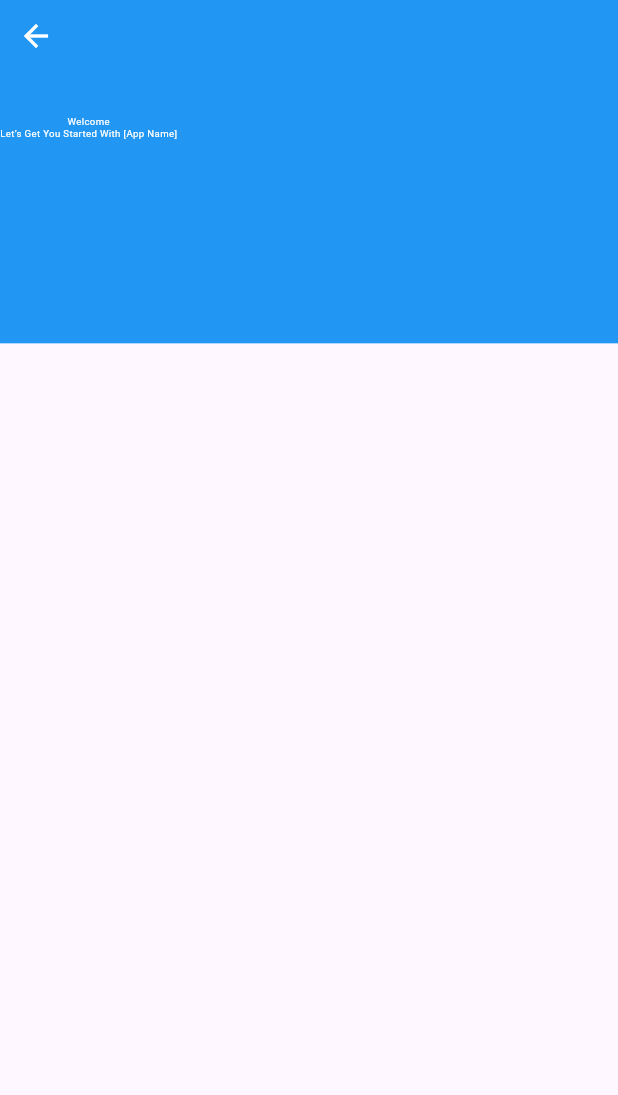
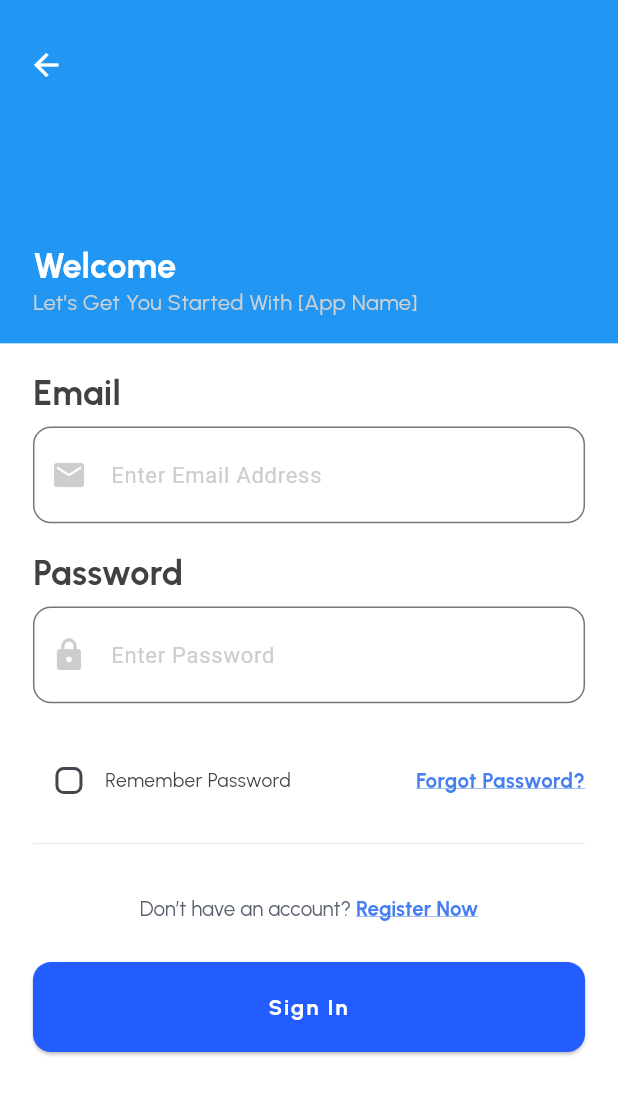
Before and after one commit to nhattruong02/FClubs, a Flutter app: the screen it shows after launch, after a tap on the "arrow back" icon, on a phone screen of 412 x 824 dp. Shown: the top 1095 px of the screen. Run offline on Flutter 3.47's test engine with Material 3 defaults, Android fonts, the phone set to English and light mode, and no system bars; our stand-ins replace flutter_screenutil, google_fonts.

Commit message:
+ header, title_and_text_field ~ sign_in

```diff
--- a/lib/ui/sign_in/sign_in_using_password_page.dart
+++ b/lib/ui/sign_in/sign_in_using_password_page.dart
@@ -1,5 +1,11 @@
+import 'package:fclubs/utils/app/widgets/common_button.dart';
+import 'package:fclubs/utils/app/widgets/common_header.dart';
 import 'package:flutter/material.dart';
 import 'package:flutter_screenutil/flutter_screenutil.dart';
+import 'package:google_fonts/google_fonts.dart';
+
+import '../../utils/app/colors.dart';
+import '../../utils/app/widgets/common_title_and_text_field.dart';
 
 class SignInUsingPasswordPage extends StatelessWidget {
   const SignInUsingPasswordPage({super.key});
@@ -8,37 +14,17 @@ class SignInUsingPasswordPage extends StatelessWidget {
   Widget build(BuildContext context) {
     return SafeArea(
       child: Scaffold(
-        body: Container(
-          width: double.infinity,
-          height: 500.r,
-          color: Colors.blue,
-          child: Stack(
-            children: [_buildButtonBack(), buildTextAndTitleWelcome()],
-          ),
-        ),
-      ),
+          backgroundColor: AppColors.white,
+          body: Column(
+            children: [
+              CommonHeader.header(
+                  textTitle: "Welcome",
+                  textContent: "Let’s Get You Started With [App Name]"),
+              const SignInForm(),
+            ],
+          )),
     );
   }
-}
-
-Widget _buildButtonBack() {
-  return IconButton(
-    onPressed: () {},
-    icon: const Icon(Icons.arrow_back),
-    color: Colors.white,
-  );
-}
-
-Widget buildTextAndTitleWelcome() {
-  return Container(
-    margin: EdgeInsets.only(top: 77),
-    child: Column(
-      children: [
-        Text("Welcome"),
-        Text("Let’s Get You Started With [App Name]")
-      ],
-    ),
-  );
 }
 
 class SignInForm extends StatefulWidget {
@@ -49,8 +35,105 @@ class SignInForm extends StatefulWidget {
 }
 
 class _SignInFormState extends State<SignInForm> {
+  final _emailTextController = TextEditingController();
+  final _passWordTextController = TextEditingController();
   @override
   Widget build(BuildContext context) {
-    return const Placeholder();
+    return Container(
+      margin: const EdgeInsets.symmetric(horizontal: 48).w,
+      child: Column(
+        crossAxisAlignment: CrossAxisAlignment.start,
+        children: [
+          42.verticalSpace,
+          CommonTitleAndTextField.titleAndTextField(
+              title: "Email",
+              controller: _emailTextController,
+              hintText: "Enter Email Address",
+              preIcon: Icons.email),
+          42.verticalSpace,
+          CommonTitleAndTextField.titleAndTextField(
+              title: "Password",
+              controller: _passWordTextController,
+              hintText: "Enter Password",
+              preIcon: Icons.lock),
+          60.verticalSpace,
+          _buildRememberAndForgotPassWord(),
+          22.verticalSpace,
+          const Divider(
+            color: Color(0xFFEEEEEE),
+            indent: 0,
+            endIndent: 0,
+          ),
+          60.verticalSpace,
+          _buildTextAndRegisterNow(),
+          60.verticalSpace,
+          CommonButton.buttonElevated(textButton: "Sign In")
+        ],
+      ),
+    );
   }
 }
+
+Widget _buildRememberAndForgotPassWord() {
+  return Row(
+    mainAxisAlignment: MainAxisAlignment.spaceBetween,
+    children: [
+      _buildRememberPassWord(),
+      _buildForgotPassWord(),
+    ],
+  );
+}
+
+Widget _buildRememberPassWord() {
+  return Row(children: [
+    Checkbox(
+      shape: RoundedRectangleBorder(
+        borderRadius: BorderRadius.circular(12).w,
+      ),
+      value: false,
+      onChanged: (value) {},
+    ),
+    Text(
+      "Remember Password",
+      style: GoogleFonts.urbanist(
+          color: AppColors.contentTextField, fontSize: 28.sp),
+    )
+  ]);
+}
+
+Widget _buildForgotPassWord() {
+  return Text(
+    "Forgot Password?",
+    style: GoogleFonts.urbanist(
+      fontSize: 30.sp,
+      fontWeight: FontWeight.bold,
+      decoration: TextDecoration.underline,
+      color: AppColors.textColorRegister,
+    ),
+  );
+}
+
+Widget _buildTextAndRegisterNow() {
+  return Center(
+    child: RichText(
+      text: TextSpan(
+        text: "Don’t have an account? ",
+        style: GoogleFonts.urbanist(
+          fontSize: 30.sp,
+          color: AppColors.contentText,
+        ),
+        children: <TextSpan>[
+          TextSpan(
+            text: "Register Now",
+            style: GoogleFonts.urbanist(
+              fontSize: 30.sp,
+              fontWeight: FontWeight.bold,
+              decoration: TextDecoration.underline,
+              color: AppColors.textColorRegister,
+            ),
+          ),
+        ],
+      ),
+    ),
+  );
+}
--- a/lib/utils/app/colors.dart
+++ b/lib/utils/app/colors.dart
@@ -8,4 +8,6 @@ class AppColors {
   static const Color borderButton = Color(0xFFDADADA);
   static const Color colorButton = Color(0xFF235DFF);
   static const Color textColorRegister = Color(0xFF477FF1);
+  static const Color textField = Color(0xFFCDCDCD);
+  static const Color contentTextField = Color(0xFF414141);
 }
--- /dev/null
+++ b/lib/utils/app/widgets/common_header.dart
@@ -0,0 +1,58 @@
+import 'package:flutter/material.dart';
+import 'package:flutter_screenutil/flutter_screenutil.dart';
+import 'package:google_fonts/google_fonts.dart';
+
+import '../colors.dart';
+
+class CommonHeader {
+  static Widget header(
+      {required String textTitle, required String textContent}) {
+    return Container(
+      width: double.infinity,
+      height: 500.r,
+      color: Colors.blue,
+      child: Stack(
+        children: [
+          _buildButtonBack(),
+          buildTextAndTitle(textTitle, textContent)
+        ],
+      ),
+    );
+  }
+}
+
+Widget _buildButtonBack() {
+  return Container(
+    margin: const EdgeInsets.only(top: 42, left: 15).w,
+    child: IconButton(
+      onPressed: () {},
+      icon: const Icon(Icons.arrow_back),
+      color: Colors.white,
+    ),
+  );
+}
+
+Widget buildTextAndTitle(String textTitle, String textContent) {
+  return Container(
+    margin: const EdgeInsets.only(top: 77, left: 48, bottom: 40).w,
+    child: Column(
+      crossAxisAlignment: CrossAxisAlignment.start,
+      mainAxisAlignment: MainAxisAlignment.end,
+      children: [
+        Text(
+          textTitle,
+          style: GoogleFonts.urbanist(
+              color: AppColors.white,
+              fontWeight: FontWeight.bold,
+              fontSize: 50.sp),
+        ),
+        5.verticalSpace,
+        Text(
+          textContent,
+          style: GoogleFonts.urbanist(
+              color: const Color(0xFFD1D1D1), fontSize: 32.sp),
+        )
+      ],
+    ),
+  );
+}
--- /dev/null
+++ b/lib/utils/app/widgets/common_title_and_text_field.dart
@@ -0,0 +1,48 @@
+import 'package:flutter/material.dart';
+import 'package:flutter_screenutil/flutter_screenutil.dart';
+import 'package:google_fonts/google_fonts.dart';
+
+import '../colors.dart';
+
+class CommonTitleAndTextField {
+  static Widget titleAndTextField({
+    required String title,
+    TextEditingController? controller,
+    required String hintText,
+    required IconData preIcon,
+  }) {
+    return Column(
+      crossAxisAlignment: CrossAxisAlignment.start,
+      children: [
+        Text(
+          title,
+          style: GoogleFonts.urbanist(
+              color: AppColors.contentTextField,
+              fontWeight: FontWeight.bold,
+              fontSize: 50.sp),
+        ),
+        20.verticalSpace,
+        TextField(
+          controller: controller,
+          style: TextStyle(
+              color: Colors.black, // Set the color of the input text
+              fontSize: 32.sp),
+          decoration: InputDecoration(
+            prefixIcon: Icon(
+              preIcon,
+              color: AppColors.textField,
+            ),
+            fillColor: Colors.grey,
+            border: OutlineInputBorder(
+              borderRadius: BorderRadius.circular(12),
+            ),
+            hintText: hintText,
+            hintStyle: TextStyle(color: AppColors.textField, fontSize: 32.sp),
+            contentPadding:
+                const EdgeInsets.symmetric(vertical: 52, horizontal: 32).w,
+          ),
+        ),
+      ],
+    );
+  }
+}
```
